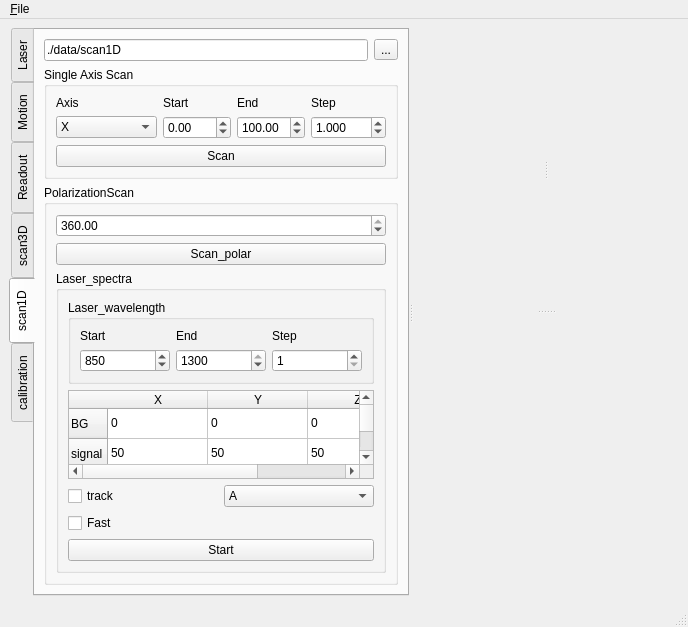
The window that microV.ui (xkronosua/microV) describes before a commit, drawn with Qt 5.
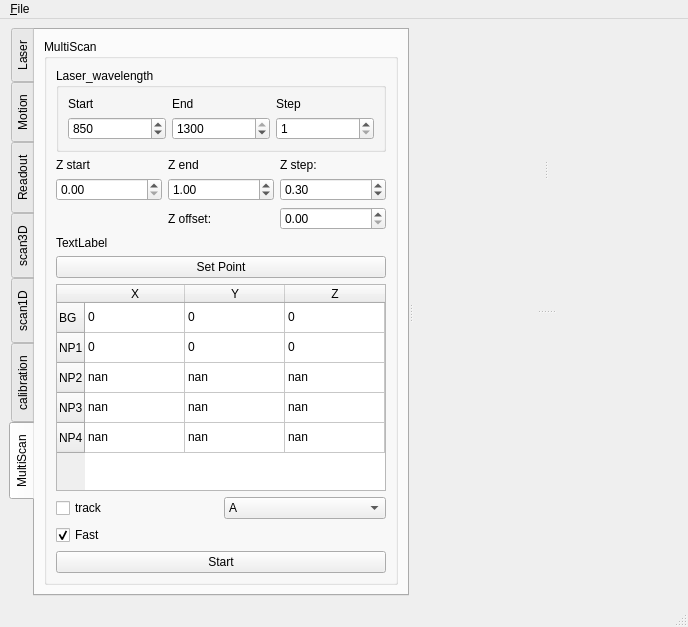
The same window after the commit.

Patch:
```diff
--- a/microV.ui
+++ b/microV.ui
@@ -31,7 +31,7 @@
         <enum>QTabWidget::West</enum>
        </property>
        <property name="currentIndex">
-        <number>4</number>
+        <number>6</number>
        </property>
        <widget class="QWidget" name="Laser">
         <attribute name="title">
@@ -401,7 +401,7 @@
                 <double>10.000000000000000</double>
                </property>
                <property name="value">
-                <double>1000.000000000000000</double>
+                <double>10000.000000000000000</double>
                </property>
               </widget>
              </item>
@@ -1812,6 +1812,13 @@
               </property>
              </widget>
             </item>
+            <item>
+             <widget class="QCheckBox" name="start3DScan_center">
+              <property name="text">
+               <string>center</string>
+              </property>
+             </widget>
+            </item>
            </layout>
           </widget>
          </item>
@@ -1964,6 +1971,9 @@
          </item>
          <item>
           <widget class="QGroupBox" name="groupBox_2">
+           <property name="enabled">
+            <bool>false</bool>
+           </property>
            <property name="title">
             <string>PolarizationScan</string>
            </property>
@@ -1991,7 +2001,10 @@
               </property>
              </widget>
             </item>
-            <item row="2" column="0">
+           </layout>
+          </widget>
+         </item>
+         <item>
              <widget class="QGroupBox" name="groupBox_12">
               <property name="title">
                <string>Laser_spectra</string>
@@ -2191,9 +2204,6 @@
             </item>
            </layout>
           </widget>
-         </item>
-        </layout>
-       </widget>
        <widget class="QWidget" name="tab_2">
         <attribute name="title">
          <string>calibration</string>
@@ -2477,6 +2487,350 @@
          </item>
         </layout>
        </widget>
+       <widget class="QWidget" name="tab_3">
+        <attribute name="title">
+         <string>MultiScan</string>
+        </attribute>
+        <layout class="QVBoxLayout" name="verticalLayout_19">
+         <item>
+          <widget class="QGroupBox" name="groupBox_14">
+           <property name="title">
+            <string>MultiScan</string>
+           </property>
+           <layout class="QGridLayout" name="gridLayout_22">
+            <item row="6" column="0">
+             <layout class="QGridLayout" name="gridLayout_23">
+              <item row="1" column="0">
+               <widget class="QCheckBox" name="n_meas_laser_spectra_track">
+                <property name="text">
+                 <string>track</string>
+                </property>
+               </widget>
+              </item>
+              <item row="1" column="1">
+               <widget class="QComboBox" name="n_meas_laser_spectra_track_channel">
+                <item>
+                 <property name="text">
+                  <string>A</string>
+                 </property>
+                </item>
+                <item>
+                 <property name="text">
+                  <string>B</string>
+                 </property>
+                </item>
+               </widget>
+              </item>
+              <item row="2" column="0">
+               <widget class="QCheckBox" name="n_meas_laser_spectra_track_fast">
+                <property name="text">
+                 <string>Fast</string>
+                </property>
+                <property name="checked">
+                 <bool>true</bool>
+                </property>
+               </widget>
+              </item>
+             </layout>
+            </item>
+            <item row="9" column="0">
+             <widget class="QPushButton" name="n_meas_laser_spectra_go">
+              <property name="text">
+               <string>Start</string>
+              </property>
+              <property name="checkable">
+               <bool>true</bool>
+              </property>
+             </widget>
+            </item>
+            <item row="4" column="0">
+             <widget class="QTableWidget" name="n_meas_laser_spectra_probe">
+              <attribute name="horizontalHeaderCascadingSectionResizes">
+               <bool>false</bool>
+              </attribute>
+              <attribute name="horizontalHeaderShowSortIndicator" stdset="0">
+               <bool>false</bool>
+              </attribute>
+              <attribute name="horizontalHeaderStretchLastSection">
+               <bool>false</bool>
+              </attribute>
+              <attribute name="verticalHeaderShowSortIndicator" stdset="0">
+               <bool>false</bool>
+              </attribute>
+              <attribute name="verticalHeaderStretchLastSection">
+               <bool>false</bool>
+              </attribute>
+              <row>
+               <property name="text">
+                <string>BG</string>
+               </property>
+              </row>
+              <row>
+               <property name="text">
+                <string>NP1</string>
+               </property>
+              </row>
+              <row>
+               <property name="text">
+                <string>NP2</string>
+               </property>
+              </row>
+              <row>
+               <property name="text">
+                <string>NP3</string>
+               </property>
+              </row>
+              <row>
+               <property name="text">
+                <string>NP4</string>
+               </property>
+              </row>
+              <column>
+               <property name="text">
+                <string>X</string>
+               </property>
+              </column>
+              <column>
+               <property name="text">
+                <string>Y</string>
+               </property>
+              </column>
+              <column>
+               <property name="text">
+                <string>Z</string>
+               </property>
+              </column>
+              <item row="0" column="0">
+               <property name="text">
+                <string>0</string>
+               </property>
+              </item>
+              <item row="0" column="1">
+               <property name="text">
+                <string>0</string>
+               </property>
+              </item>
+              <item row="0" column="2">
+               <property name="text">
+                <string>0</string>
+               </property>
+              </item>
+              <item row="1" column="0">
+               <property name="text">
+                <string>0</string>
+               </property>
+              </item>
+              <item row="1" column="1">
+               <property name="text">
+                <string>0</string>
+               </property>
+              </item>
+              <item row="1" column="2">
+               <property name="text">
+                <string>0</string>
+               </property>
+              </item>
+              <item row="2" column="0">
+               <property name="text">
+                <string>nan</string>
+               </property>
+              </item>
+              <item row="2" column="1">
+               <property name="text">
+                <string>nan</string>
+               </property>
+              </item>
+              <item row="2" column="2">
+               <property name="text">
+                <string>nan</string>
+               </property>
+              </item>
+              <item row="3" column="0">
+               <property name="text">
+                <string>nan</string>
+               </property>
+              </item>
+              <item row="3" column="1">
+               <property name="text">
+                <string>nan</string>
+               </property>
+              </item>
+              <item row="3" column="2">
+               <property name="text">
+                <string>nan</string>
+               </property>
+              </item>
+              <item row="4" column="0">
+               <property name="text">
+                <string>nan</string>
+               </property>
+              </item>
+              <item row="4" column="1">
+               <property name="text">
+                <string>nan</string>
+               </property>
+              </item>
+              <item row="4" column="2">
+               <property name="text">
+                <string>nan</string>
+               </property>
+              </item>
+             </widget>
+            </item>
+            <item row="2" column="0">
+             <layout class="QGridLayout" name="gridLayout_25">
+              <item row="2" column="1">
+               <widget class="QLabel" name="label_23">
+                <property name="text">
+                 <string>Z offset:</string>
+                </property>
+               </widget>
+              </item>
+              <item row="1" column="0">
+               <widget class="QDoubleSpinBox" name="n_meas_laser_spectra_Z_start">
+                <property name="maximum">
+                 <double>100.000000000000000</double>
+                </property>
+               </widget>
+              </item>
+              <item row="0" column="0">
+               <widget class="QLabel" name="label_40">
+                <property name="text">
+                 <string>Z start</string>
+                </property>
+               </widget>
+              </item>
+              <item row="2" column="2">
+               <widget class="QDoubleSpinBox" name="n_meas_laser_spectra_Z_offset"/>
+              </item>
+              <item row="0" column="1">
+               <widget class="QLabel" name="label_41">
+                <property name="text">
+                 <string>Z end</string>
+                </property>
+               </widget>
+              </item>
+              <item row="1" column="2">
+               <widget class="QDoubleSpinBox" name="n_meas_laser_spectra_Z_step">
+                <property name="value">
+                 <double>0.300000000000000</double>
+                </property>
+               </widget>
+              </item>
+              <item row="0" column="2">
+               <widget class="QLabel" name="label_39">
+                <property name="text">
+                 <string>Z step:</string>
+                </property>
+               </widget>
+              </item>
+              <item row="1" column="1">
+               <widget class="QDoubleSpinBox" name="n_meas_laser_spectra_Z_end">
+                <property name="maximum">
+                 <double>100.000000000000000</double>
+                </property>
+                <property name="value">
+                 <double>1.000000000000000</double>
+                </property>
+               </widget>
+              </item>
+              <item row="3" column="0" colspan="3">
+               <widget class="QLabel" name="n_meas_laser_spectra_Z_interface">
+                <property name="text">
+                 <string>TextLabel</string>
+                </property>
+               </widget>
+              </item>
+             </layout>
+            </item>
+            <item row="0" column="0">
+             <widget class="QGroupBox" name="groupBox_15">
+              <property name="title">
+               <string>Laser_wavelength</string>
+              </property>
+              <layout class="QVBoxLayout" name="verticalLayout_18">
+               <item>
+                <layout class="QGridLayout" name="gridLayout_24">
+                 <item row="0" column="2">
+                  <widget class="QLabel" name="label_36">
+                   <property name="text">
+                    <string>Step</string>
+                   </property>
+                  </widget>
+                 </item>
+                 <item row="0" column="1">
+                  <widget class="QLabel" name="label_37">
+                   <property name="text">
+                    <string>End</string>
+                   </property>
+                  </widget>
+                 </item>
+                 <item row="0" column="0">
+                  <widget class="QLabel" name="label_38">
+                   <property name="text">
+                    <string>Start</string>
+                   </property>
+                  </widget>
+                 </item>
+                 <item row="1" column="0">
+                  <widget class="QSpinBox" name="n_meas_laser_spectra_start">
+                   <property name="minimum">
+                    <number>680</number>
+                   </property>
+                   <property name="maximum">
+                    <number>1299</number>
+                   </property>
+                   <property name="value">
+                    <number>850</number>
+                   </property>
+                  </widget>
+                 </item>
+                 <item row="1" column="1">
+                  <widget class="QSpinBox" name="n_meas_laser_spectra_end">
+                   <property name="minimum">
+                    <number>681</number>
+                   </property>
+                   <property name="maximum">
+                    <number>1300</number>
+                   </property>
+                   <property name="value">
+                    <number>1300</number>
+                   </property>
+                  </widget>
+                 </item>
+                 <item row="1" column="2">
+                  <widget class="QSpinBox" name="n_meas_laser_spectra_step">
+                   <property name="minimum">
+                    <number>1</number>
+                   </property>
+                   <property name="maximum">
+                    <number>620</number>
+                   </property>
+                   <property name="displayIntegerBase">
+                    <number>10</number>
+                   </property>
+                  </widget>
+                 </item>
+                </layout>
+               </item>
+              </layout>
+             </widget>
+            </item>
+            <item row="3" column="0">
+             <widget class="QPushButton" name="n_meas_laser_spectra_set_point">
+              <property name="text">
+               <string>Set Point</string>
+              </property>
+              <property name="checkable">
+               <bool>true</bool>
+              </property>
+             </widget>
+            </item>
+           </layout>
+          </widget>
+         </item>
+        </layout>
+       </widget>
       </widget>
       <widget class="QSplitter" name="splitter_2">
        <property name="orientation">
```
Lines whose indentation alone changed are shown as unchanged.
